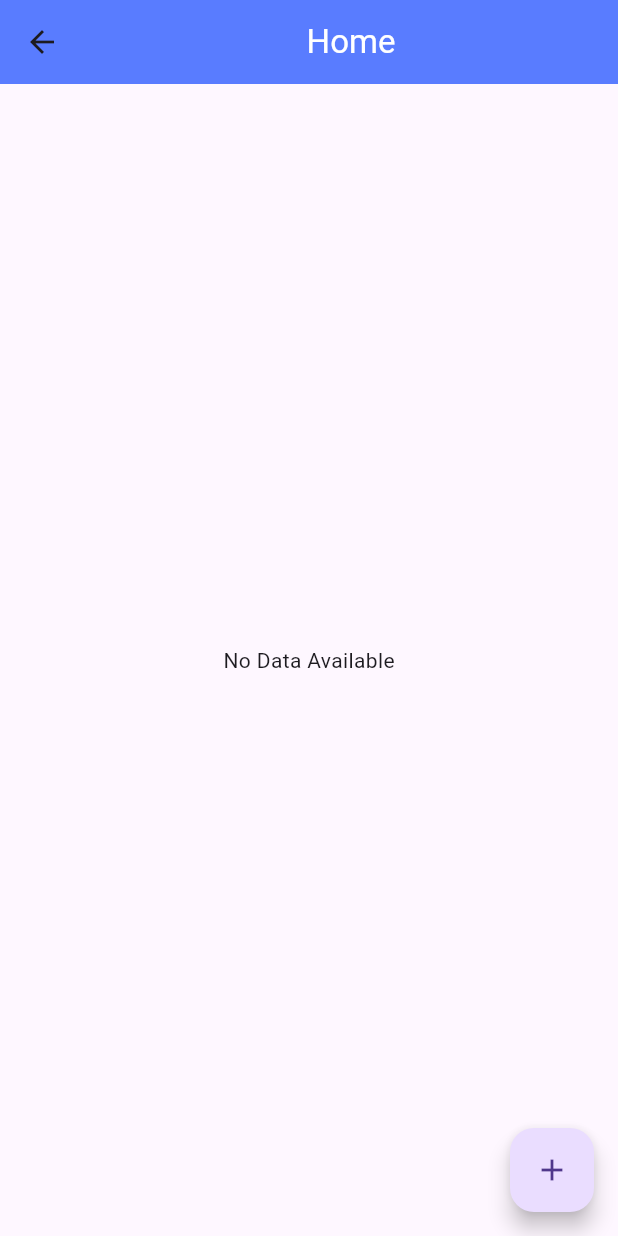
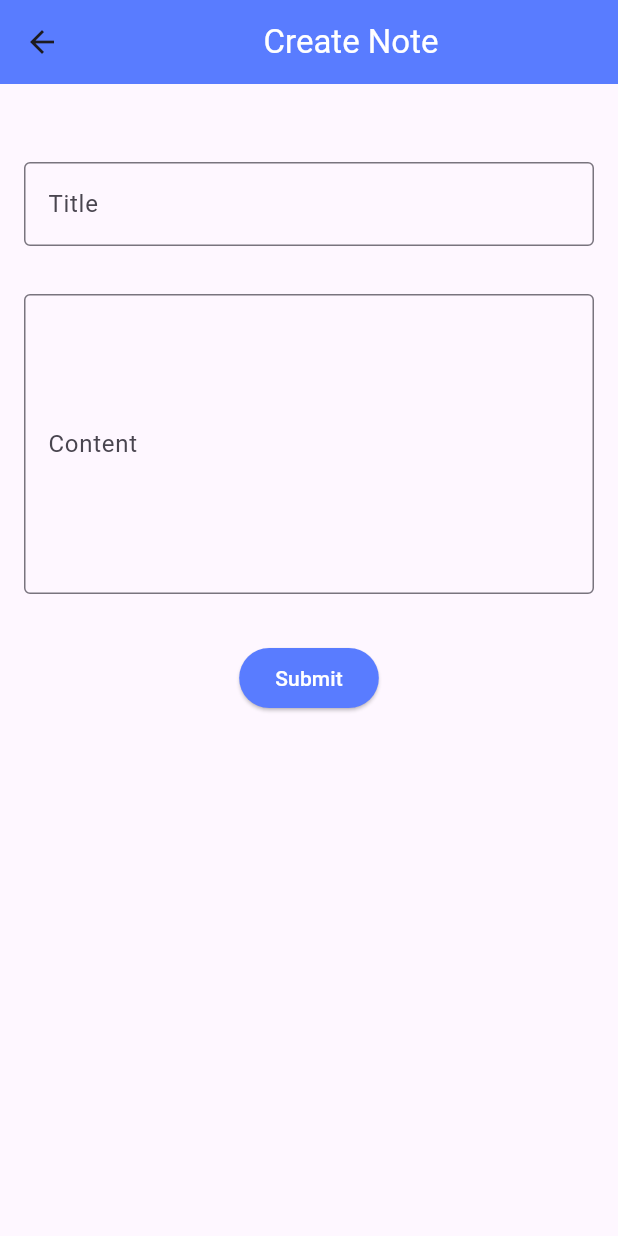
Before and after one commit to abdulbasit1993/NotesJot-App, a Flutter app: the HomeScreen screen opened by its route, after a tap on the "add" icon, on a phone screen of 412 x 824 dp. Run offline on Flutter 3.47's test engine with Material 3 defaults, Android fonts, the phone set to English and light mode, and no system bars; our stand-ins replace flutter_secure_storage; accounts and stored records are empty; network calls fail.

Commit message:
integrated Add Note API

```diff
--- a/lib/src/constants/route_names.dart
+++ b/lib/src/constants/route_names.dart
@@ -1,3 +1,4 @@
 const String splashRoute = 'splash';
 const String loginRoute = 'login';
 const String homeRoute = 'home';
+const String createNoteRoute = 'create_note';
--- a/lib/src/models/notes_model.dart
+++ b/lib/src/models/notes_model.dart
@@ -29,41 +29,21 @@ class Note {
 }
 
 class Datum {
-  String id;
   String title;
   String content;
-  String createdBy;
-  DateTime createdAt;
-  DateTime updatedAt;
-  int v;
 
   Datum({
-    required this.id,
     required this.title,
     required this.content,
-    required this.createdBy,
-    required this.createdAt,
-    required this.updatedAt,
-    required this.v,
   });
 
   factory Datum.fromJson(Map<String, dynamic> json) => Datum(
-        id: json["_id"],
         title: json["title"],
         content: json["content"],
-        createdBy: json["createdBy"],
-        createdAt: DateTime.parse(json["createdAt"]),
-        updatedAt: DateTime.parse(json["updatedAt"]),
-        v: json["__v"],
       );
 
   Map<String, dynamic> toJson() => {
-        "_id": id,
         "title": title,
         "content": content,
-        "createdBy": createdBy,
-        "createdAt": createdAt.toIso8601String(),
-        "updatedAt": updatedAt.toIso8601String(),
-        "__v": v,
       };
 }
--- a/lib/src/routes/route_generator.dart
+++ b/lib/src/routes/route_generator.dart
@@ -1,8 +1,9 @@
 import 'package:flutter/material.dart';
 import 'package:notesjot_app/src/constants/route_names.dart';
+import 'package:notesjot_app/src/screens/splash_screen.dart';
+import 'package:notesjot_app/src/screens/login_screen.dart';
 import 'package:notesjot_app/src/screens/home_screen.dart';
-import 'package:notesjot_app/src/screens/login_screen.dart';
-import 'package:notesjot_app/src/screens/splash_screen.dart';
+import 'package:notesjot_app/src/screens/create_note_screen.dart';
 
 class AppRouter {
   static Route<dynamic> generateRoute(RouteSettings settings) {
@@ -13,6 +14,8 @@ class AppRouter {
         return MaterialPageRoute(builder: (_) => const LoginScreen());
       case homeRoute:
         return MaterialPageRoute(builder: (_) => const HomeScreen());
+      case createNoteRoute:
+        return MaterialPageRoute(builder: (_) => const CreateNoteScreen());
       default:
         return MaterialPageRoute(
             builder: (_) => Scaffold(
--- /dev/null
+++ b/lib/src/screens/create_note_screen.dart
@@ -0,0 +1,118 @@
+import 'dart:convert';
+
+import 'package:flutter/material.dart';
+import 'package:notesjot_app/src/models/notes_model.dart';
+import 'package:notesjot_app/src/services/api_service.dart';
+import 'package:notesjot_app/src/services/storage_service.dart';
+
+class CreateNoteScreen extends StatefulWidget {
+  const CreateNoteScreen({super.key});
+
+  @override
+  State<CreateNoteScreen> createState() => _CreateNoteScreenState();
+}
+
+class _CreateNoteScreenState extends State<CreateNoteScreen> {
+  final _formKey = GlobalKey<FormState>();
+  TextEditingController titleController = TextEditingController();
+  TextEditingController contentController = TextEditingController();
+  final ApiService apiService = ApiService();
+
+  Future<void> onSubmitPress() async {
+    if (_formKey.currentState!.validate()) {
+      var tokenValue = await StorageService().getFromLocal('token');
+
+      var title = titleController.text;
+      var content = contentController.text;
+
+      Map<String, dynamic> payload = {"title": title, "content": content};
+
+      var responseData =
+          await apiService.postData('notes/add', payload, token: tokenValue);
+
+      print('response data add note ==>> $responseData');
+    } else {
+      ScaffoldMessenger.of(context).showSnackBar(
+          const SnackBar(content: Text("Please fill all inputs")));
+    }
+  }
+
+  @override
+  Widget build(BuildContext context) {
+    return Scaffold(
+      appBar: AppBar(
+          title: const Center(
+              child: Text(
+        'Create Note',
+        style: TextStyle(color: Colors.white),
+      ))),
+      body: Form(
+        key: _formKey,
+        child: Padding(
+          padding: EdgeInsets.symmetric(horizontal: 8, vertical: 16),
+          child: Column(
+            crossAxisAlignment: CrossAxisAlignment.center,
+            children: [
+              const SizedBox(
+                height: 20,
+              ),
+              Padding(
+                padding: EdgeInsets.symmetric(horizontal: 8, vertical: 16),
+                child: TextFormField(
+                  controller: titleController,
+                  decoration: InputDecoration(
+                      border: OutlineInputBorder(), labelText: "Title"),
+                  validator: (value) {
+                    if (value == null || value.isEmpty) {
+                      return "Please enter title";
+                    }
+                    return null;
+                  },
+                ),
+              ),
+              Padding(
+                padding: EdgeInsets.symmetric(horizontal: 8, vertical: 16),
+                child: SizedBox(
+                    height: 200,
+                    child: TextFormField(
+                      maxLines: null,
+                      expands: true,
+                      keyboardType: TextInputType.multiline,
+                      textAlignVertical: TextAlignVertical.top,
+                      controller: contentController,
+                      decoration: InputDecoration(
+                        border: OutlineInputBorder(),
+                        labelText: "Content",
+                      ),
+                      validator: (value) {
+                        if (value == null || value.isEmpty) {
+                          return "Please enter content";
+                        }
+                        return null;
+                      },
+                    )),
+              ),
+              Padding(
+                padding: EdgeInsets.symmetric(horizontal: 8, vertical: 16),
+                child: Center(
+                  child: ElevatedButton(
+                    onPressed: () {
+                      onSubmitPress();
+                    },
+                    style: ButtonStyle(
+                        backgroundColor:
+                            WidgetStateProperty.all(Color(0xff597cff))),
+                    child: const Text(
+                      'Submit',
+                      style: TextStyle(color: Colors.white),
+                    ),
+                  ),
+                ),
+              )
+            ],
+          ),
+        ),
+      ),
+    );
+  }
+}
--- a/lib/src/screens/home_screen.dart
+++ b/lib/src/screens/home_screen.dart
@@ -1,5 +1,7 @@
 import 'package:flutter/material.dart';
+import 'package:notesjot_app/src/constants/route_names.dart';
 import 'package:notesjot_app/src/models/notes_model.dart';
+import 'package:notesjot_app/src/screens/create_note_screen.dart';
 import 'package:notesjot_app/src/services/storage_service.dart';
 import 'package:notesjot_app/src/services/api_service.dart';
 
@@ -57,7 +59,12 @@ class _HomeScreenState extends State<HomeScreen> {
         ),
       ),
       floatingActionButton: FloatingActionButton(
-        onPressed: () {},
+        onPressed: () {
+          Navigator.push(
+              context,
+              MaterialPageRoute(
+                  builder: (context) => const CreateNoteScreen()));
+        },
         child: const Icon(Icons.add),
       ),
     );
--- a/lib/src/screens/login_screen.dart
+++ b/lib/src/screens/login_screen.dart
@@ -77,6 +77,10 @@ class _LoginScreenState extends State<LoginScreen> {
             .showSnackBar(SnackBar(content: Text('$error')));
       }
     } else {
+      setState(() {
+        isLoading = false;
+      });
+
       ScaffoldMessenger.of(context).showSnackBar(
           const SnackBar(content: Text("Please fill all inputs")));
     }
```
